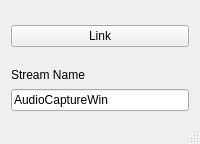
First picture: the form in mainwindow.ui, repository labstreaminglayer/App-AudioCapture, before the edit.
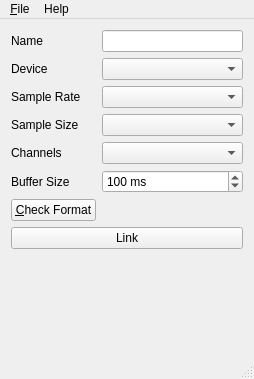
Second picture: the form after the edit.

The edit to the form file:
```diff
--- a/mainwindow.ui
+++ b/mainwindow.ui
@@ -6,45 +6,111 @@
    <rect>
     <x>0</x>
     <y>0</y>
-    <width>200</width>
-    <height>144</height>
+    <width>254</width>
+    <height>379</height>
    </rect>
   </property>
-  <property name="minimumSize">
-   <size>
-    <width>200</width>
-    <height>20</height>
-   </size>
-  </property>
-  <property name="maximumSize">
-   <size>
-    <width>200</width>
-    <height>144</height>
-   </size>
-  </property>
   <property name="windowTitle">
    <string>AudioCaptureWin Connector</string>
   </property>
   <widget class="QWidget" name="centralWidget">
-   <layout class="QGridLayout" name="gridLayout">
-    <item row="0" column="0" rowspan="3">
+   <layout class="QFormLayout" name="formLayout_2">
+    <item row="1" column="0">
+     <widget class="QLabel" name="label_name">
+      <property name="text">
+       <string>Name</string>
+      </property>
+     </widget>
+    </item>
+    <item row="9" column="0" colspan="2">
      <widget class="QPushButton" name="linkButton">
+      <property name="sizePolicy">
+       <sizepolicy hsizetype="MinimumExpanding" vsizetype="Fixed">
+        <horstretch>0</horstretch>
+        <verstretch>0</verstretch>
+       </sizepolicy>
+      </property>
       <property name="text">
        <string>Link</string>
       </property>
      </widget>
     </item>
-    <item row="4" column="0">
-     <widget class="QLineEdit" name="lineEdit">
-      <property name="text">
-       <string>AudioCaptureWin</string>
-      </property>
-     </widget>
+    <item row="1" column="1">
+     <widget class="QLineEdit" name="input_name"/>
     </item>
     <item row="3" column="0">
-     <widget class="QLabel" name="label">
+     <widget class="QLabel" name="label_device">
       <property name="text">
-       <string>Stream Name</string>
+       <string>Device</string>
+      </property>
+     </widget>
+    </item>
+    <item row="3" column="1">
+     <widget class="QComboBox" name="input_device"/>
+    </item>
+    <item row="6" column="0">
+     <widget class="QLabel" name="label_channels">
+      <property name="text">
+       <string>Channels</string>
+      </property>
+     </widget>
+    </item>
+    <item row="4" column="0">
+     <widget class="QLabel" name="label_samplerate">
+      <property name="text">
+       <string>Sample Rate</string>
+      </property>
+     </widget>
+    </item>
+    <item row="4" column="1">
+     <widget class="QComboBox" name="input_samplerate"/>
+    </item>
+    <item row="5" column="0">
+     <widget class="QLabel" name="label_samplesize">
+      <property name="text">
+       <string>Sample Size</string>
+      </property>
+     </widget>
+    </item>
+    <item row="5" column="1">
+     <widget class="QComboBox" name="input_samplesize"/>
+    </item>
+    <item row="6" column="1">
+     <widget class="QComboBox" name="input_channels"/>
+    </item>
+    <item row="8" column="1">
+     <widget class="QLabel" name="label_fmtresult"/>
+    </item>
+    <item row="8" column="0">
+     <widget class="QPushButton" name="btn_checkfmt">
+      <property name="text">
+       <string>&amp;Check Format</string>
+      </property>
+     </widget>
+    </item>
+    <item row="7" column="0">
+     <widget class="QLabel" name="label_buffersize">
+      <property name="text">
+       <string>Buffer Size</string>
+      </property>
+     </widget>
+    </item>
+    <item row="7" column="1">
+     <widget class="QSpinBox" name="input_buffersize">
+      <property name="suffix">
+       <string> ms</string>
+      </property>
+      <property name="minimum">
+       <number>5</number>
+      </property>
+      <property name="maximum">
+       <number>1000</number>
+      </property>
+      <property name="singleStep">
+       <number>10</number>
+      </property>
+      <property name="value">
+       <number>100</number>
       </property>
      </widget>
     </item>
@@ -55,10 +121,27 @@
     <rect>
      <x>0</x>
      <y>0</y>
-     <width>200</width>
-     <height>18</height>
+     <width>254</width>
+     <height>30</height>
     </rect>
    </property>
+   <widget class="QMenu" name="menuFile">
+    <property name="title">
+     <string>&amp;File</string>
+    </property>
+    <addaction name="actionLoad_Configuration"/>
+    <addaction name="actionSave_Configuration"/>
+    <addaction name="separator"/>
+    <addaction name="actionQuit"/>
+   </widget>
+   <widget class="QMenu" name="menuAbout">
+    <property name="title">
+     <string>Help</string>
+    </property>
+    <addaction name="actionAbout"/>
+   </widget>
+   <addaction name="menuFile"/>
+   <addaction name="menuAbout"/>
   </widget>
   <widget class="QStatusBar" name="statusBar"/>
  </widget>
```
Left out of the diff: 29 changed lines with no effect on the pictures.
